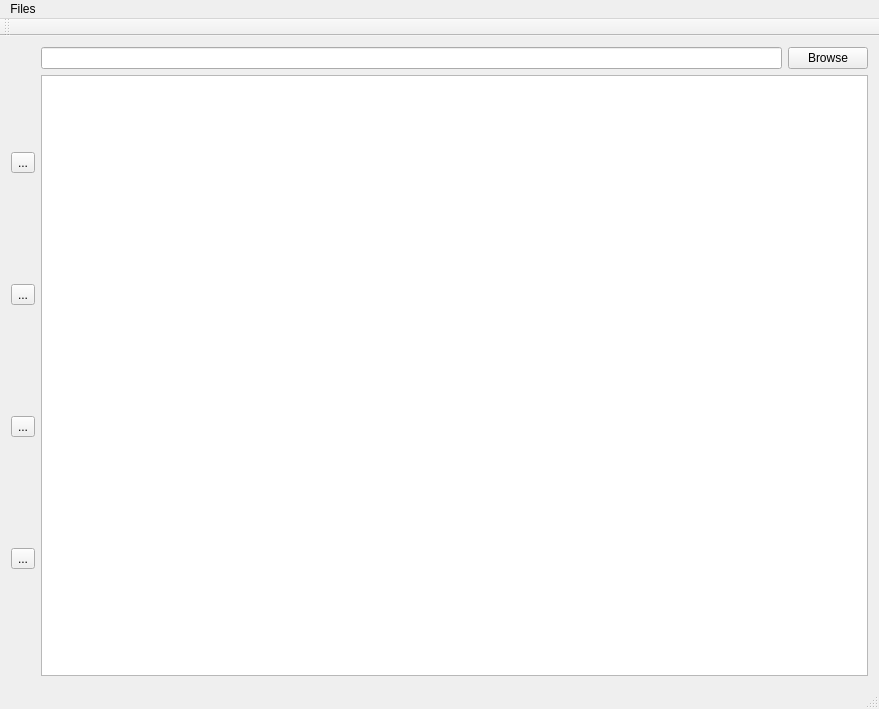
First picture: the form in roi_selector/roi.ui, repository noelniles/lablr, before the edit.
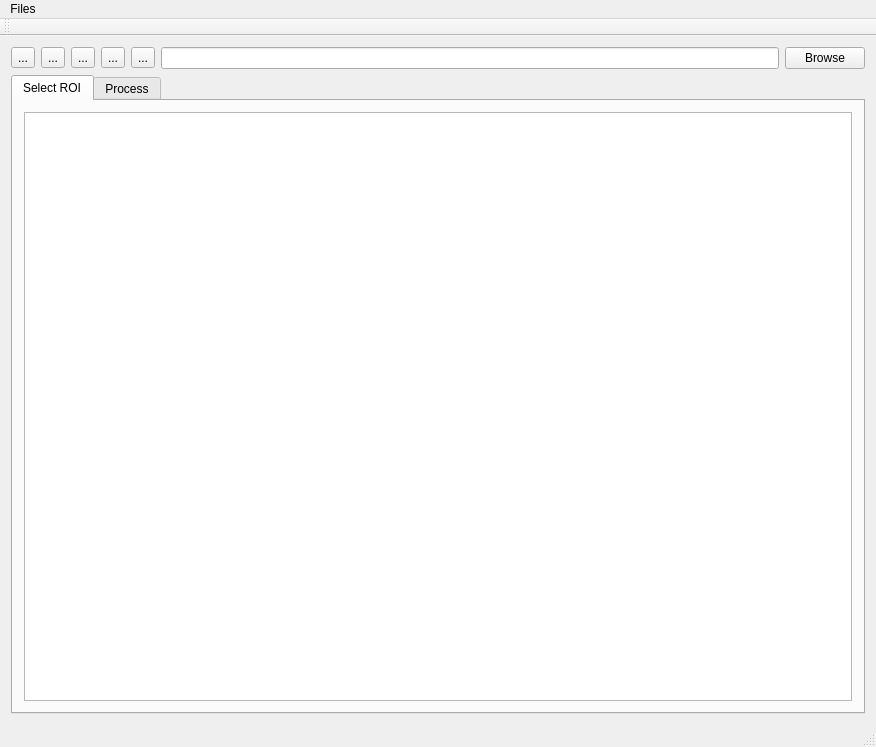
Second picture: the form after the edit. The open tabs and pages were chosen to show the change.

Commit message: Rearrange layout

Patch:
```diff
--- a/roi_selector/roi.ui
+++ b/roi_selector/roi.ui
@@ -6,8 +6,8 @@
    <rect>
     <x>0</x>
     <y>0</y>
-    <width>879</width>
-    <height>709</height>
+    <width>876</width>
+    <height>747</height>
    </rect>
   </property>
   <property name="windowTitle">
@@ -15,36 +15,10 @@
   </property>
   <widget class="QWidget" name="centralWidget">
    <layout class="QGridLayout" name="gridLayout">
-    <item row="0" column="0">
-     <layout class="QVBoxLayout" name="verticalLayout">
+    <item row="0" column="2">
+     <layout class="QHBoxLayout" name="horizontalLayout">
       <item>
-       <widget class="QToolButton" name="crop_btn">
-        <property name="toolTip">
-         <string extracomment="Select region of interest (ROI)"/>
-        </property>
-        <property name="text">
-         <string>...</string>
-        </property>
-        <attribute name="buttonGroup">
-         <string notr="true">buttonGroup</string>
-        </attribute>
-       </widget>
-      </item>
-      <item>
-       <widget class="QToolButton" name="lines_btn">
-        <property name="toolTip">
-         <string extracomment="Draw transect lines on image"/>
-        </property>
-        <property name="text">
-         <string>...</string>
-        </property>
-        <attribute name="buttonGroup">
-         <string notr="true">buttonGroup</string>
-        </attribute>
-       </widget>
-      </item>
-      <item>
-       <widget class="QToolButton" name="clear_btn">
+       <widget class="QToolButton" name="next_btn">
         <property name="text">
          <string>...</string>
         </property>
@@ -63,26 +37,86 @@
         </attribute>
        </widget>
       </item>
+      <item>
+       <widget class="QToolButton" name="clear_btn">
+        <property name="text">
+         <string>...</string>
+        </property>
+       </widget>
+      </item>
+      <item>
+       <widget class="QToolButton" name="lines_btn">
+        <property name="toolTip">
+         <string extracomment="Draw transect lines on image"/>
+        </property>
+        <property name="text">
+         <string>...</string>
+        </property>
+        <attribute name="buttonGroup">
+         <string notr="true">buttonGroup</string>
+        </attribute>
+       </widget>
+      </item>
+      <item>
+       <widget class="QToolButton" name="crop_btn">
+        <property name="toolTip">
+         <string extracomment="Select region of interest (ROI)"/>
+        </property>
+        <property name="text">
+         <string>...</string>
+        </property>
+        <attribute name="buttonGroup">
+         <string notr="true">buttonGroup</string>
+        </attribute>
+       </widget>
+      </item>
+      <item>
+       <widget class="QLineEdit" name="url_bar"/>
+      </item>
+      <item>
+       <widget class="QPushButton" name="browse_btn">
+        <property name="text">
+         <string>Browse</string>
+        </property>
+       </widget>
+      </item>
      </layout>
     </item>
-    <item row="0" column="1">
+    <item row="1" column="2">
      <layout class="QVBoxLayout" name="verticalLayout_2">
       <item>
-       <layout class="QHBoxLayout" name="horizontalLayout">
-        <item>
-         <widget class="QLineEdit" name="url_bar"/>
-        </item>
-        <item>
-         <widget class="QPushButton" name="browse_btn">
-          <property name="text">
-           <string>Browse</string>
-          </property>
-         </widget>
-        </item>
-       </layout>
-      </item>
-      <item>
-       <widget class="QGraphicsView" name="image_display"/>
+       <widget class="QTabWidget" name="roi_tab">
+        <property name="currentIndex">
+         <number>1</number>
+        </property>
+        <property name="movable">
+         <bool>true</bool>
+        </property>
+        <widget class="QWidget" name="tab_3">
+         <attribute name="title">
+          <string>Select ROI</string>
+         </attribute>
+         <layout class="QGridLayout" name="gridLayout_2">
+          <item row="0" column="0">
+           <layout class="QVBoxLayout" name="verticalLayout">
+            <item>
+             <widget class="QGraphicsView" name="image_display"/>
+            </item>
+           </layout>
+          </item>
+         </layout>
+        </widget>
+        <widget class="QWidget" name="tab_4">
+         <attribute name="title">
+          <string>Process</string>
+         </attribute>
+         <layout class="QGridLayout" name="gridLayout_3">
+          <item row="0" column="0">
+           <widget class="QGraphicsView" name="process_view"/>
+          </item>
+         </layout>
+        </widget>
+       </widget>
       </item>
      </layout>
     </item>
@@ -93,7 +127,7 @@
     <rect>
      <x>0</x>
      <y>0</y>
-     <width>879</width>
+     <width>876</width>
      <height>23</height>
     </rect>
    </property>
```
The commit also changes 6 other files.
